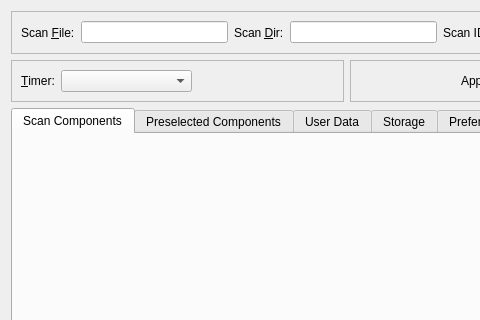
The window that nxselector/ui/selector.ui (nexdatas/nxselector) describes before a commit, drawn with Qt 5; both pictures show x 0 to 480 and y 0 to 320 of the 583 by 604 pixel window.
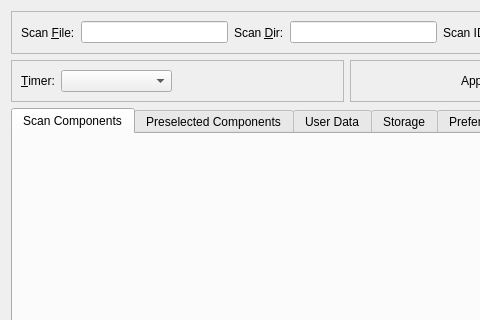
The same window after the commit.

Commit message: changing timer layout

Diff of the .ui file:
```diff
--- a/nxselector/ui/selector.ui
+++ b/nxselector/ui/selector.ui
@@ -93,7 +93,7 @@
          </property>
          <layout class="QHBoxLayout" name="horizontalLayout_8" stretch="0">
           <item>
-           <layout class="QHBoxLayout" name="horizontalLayout_4" stretch="0,1,0,1">
+           <layout class="QHBoxLayout" name="horizontalLayout_4" stretch="0,1,0,0,0">
             <item>
              <widget class="QLabel" name="mntTimerLabel">
               <property name="text">
@@ -151,6 +151,19 @@
               </property>
              </widget>
             </item>
+            <item>
+             <spacer name="horizontalSpacer_3">
+              <property name="orientation">
+               <enum>Qt::Horizontal</enum>
+              </property>
+              <property name="sizeHint" stdset="0">
+               <size>
+                <width>40</width>
+                <height>20</height>
+               </size>
+              </property>
+             </spacer>
+            </item>
            </layout>
           </item>
          </layout>
```
Left out of the diff: 1 changed line with no effect on the pictures.
